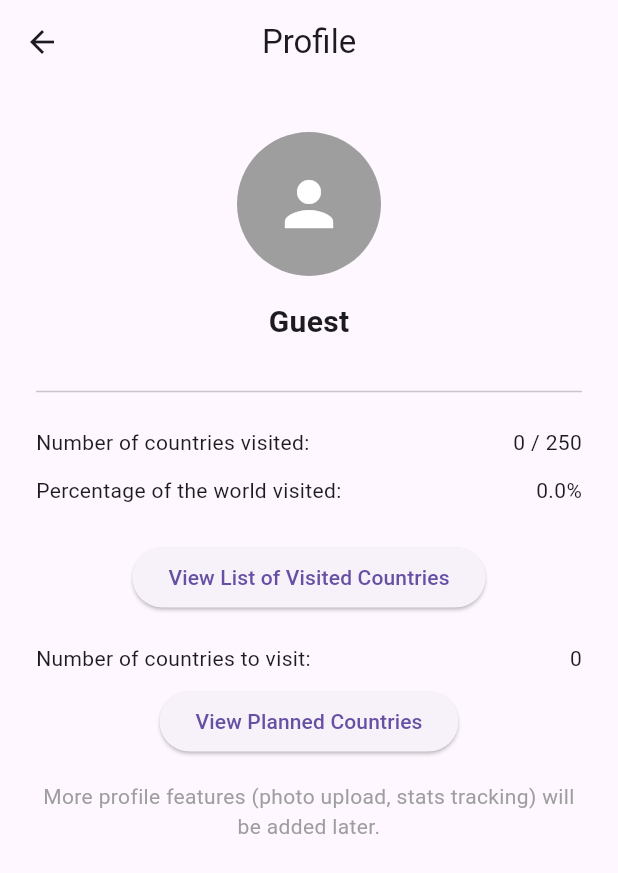
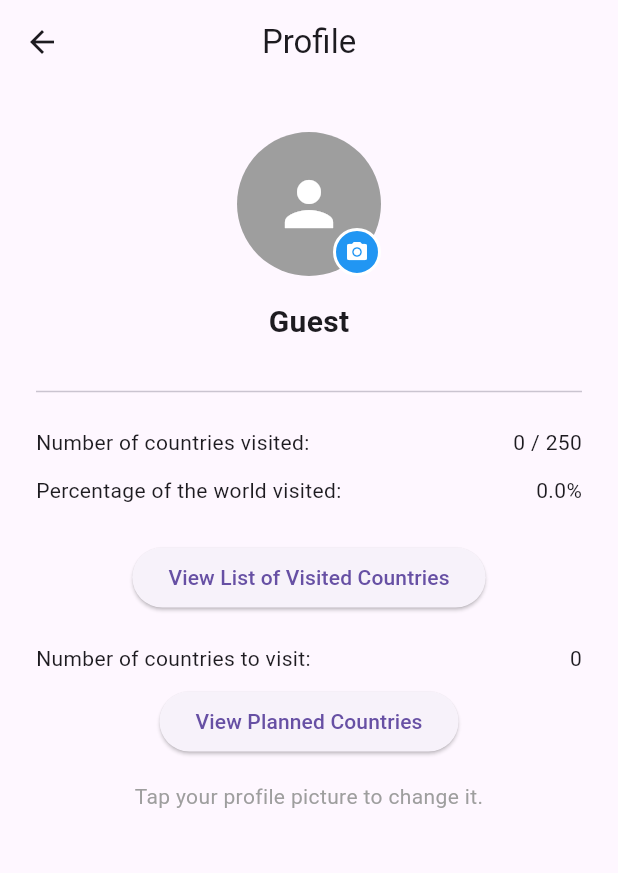
Before and after one commit to SchweizerDiem/WMap, a Flutter app: the ProfilePage screen opened directly, on a phone screen of 412 x 824 dp. Shown: the top 873 px of the screen. Run offline on Flutter 3.47's test engine with Material 3 defaults, Android fonts, the phone set to English and light mode, and no system bars; our stand-ins replace flutter_svg, image_picker; missing offline and left inert: countries_world_map, country_flags; accounts and stored records are empty.

Commit message:
FEAT(profile pic from phone gallery)

```diff
--- a/app/lib/main.dart
+++ b/app/lib/main.dart
@@ -311,7 +311,7 @@ class _HomePageState extends State<HomePage> {
                 child: Column(
                   children: [
                     const Text(
-                      'Choose one or more countries. Selected countries will be highlighted on the map in orange.',
+                      'Choose one or more countries. Selected countries will be highlighted on the map.',
                       style: TextStyle(fontSize: 12),
                     ),
                     const SizedBox(height: 12),
--- a/app/lib/pages/profile.dart
+++ b/app/lib/pages/profile.dart
@@ -1,11 +1,45 @@
 import 'package:flutter/material.dart';
 import 'package:country_flags/country_flags.dart' as country_flags;
+import 'package:image_picker/image_picker.dart';
+import 'dart:io';
 import '../user.dart';
 import '../session_manager.dart';
+import '../profile_manager.dart';
 
-class ProfilePage extends StatelessWidget {
+class ProfilePage extends StatefulWidget {
   final VoidCallback? onBackPressed;
   const ProfilePage({super.key, this.onBackPressed});
+
+  @override
+  State<ProfilePage> createState() => _ProfilePageState();
+}
+
+class _ProfilePageState extends State<ProfilePage> {
+  final ImagePicker _imagePicker = ImagePicker();
+  late ProfileManager _profileManager;
+
+  @override
+  void initState() {
+    super.initState();
+    _profileManager = ProfileManager();
+  }
+
+  Future<void> _pickImageFromGallery() async {
+    try {
+      final XFile? pickedFile = await _imagePicker.pickImage(
+        source: ImageSource.gallery,
+      );
+      if (pickedFile != null) {
+        _profileManager.setProfileImage(File(pickedFile.path));
+      }
+    } catch (e) {
+      if (mounted) {
+        ScaffoldMessenger.of(context).showSnackBar(
+          SnackBar(content: Text('Error picking image: $e')),
+        );
+      }
+    }
+  }
 
   @override
   Widget build(BuildContext context) {
@@ -13,10 +47,10 @@ class ProfilePage extends StatelessWidget {
       appBar: AppBar(
         title: const Text('Profile'),
         centerTitle: true,
-        leading: onBackPressed != null
+        leading: widget.onBackPressed != null
             ? IconButton(
                 icon: const Icon(Icons.arrow_back),
-                onPressed: onBackPressed,
+                onPressed: widget.onBackPressed,
               )
             : null,
       ),
@@ -26,7 +60,45 @@ class ProfilePage extends StatelessWidget {
           crossAxisAlignment: CrossAxisAlignment.center,
           children: [
             const SizedBox(height: 8),
-            // Placeholder for user photo
+            // Profile photo button with camera overlay
+            GestureDetector(
+              onTap: _pickImageFromGallery,
+              child: ValueListenableBuilder<File?>(
+                valueListenable: _profileManager.profileImageNotifier,
+                builder: (context, profileImage, child) {
+                  if (profileImage != null) {
+                    return Stack(
+                      children: [
+                        CircleAvatar(
+                          radius: 48,
+                          backgroundImage: FileImage(profileImage),
+                        ),
+                        Positioned(
+                          bottom: 0,
+                          right: 0,
+                          child: Container(
+                            width: 32,
+                            height: 32,
+                            decoration: BoxDecoration(
+                              color: Colors.blue,
+                              shape: BoxShape.circle,
+                              border: Border.all(
+                                color: Colors.white,
+                                width: 2,
+                              ),
+                            ),
+                            child: const Icon(
+                              Icons.camera_alt,
+                              color: Colors.white,
+                              size: 16,
+                            ),
+                          ),
+                        ),
+                      ],
+                    );
+                  }
+                  return Stack(
+                    children: [
                       const CircleAvatar(
                         radius: 48,
                         backgroundColor: Colors.grey,
@@ -34,6 +106,32 @@ class ProfilePage extends StatelessWidget {
                           Icons.person,
                           size: 48,
                           color: Colors.white,
+                        ),
+                      ),
+                      Positioned(
+                        bottom: 0,
+                        right: 0,
+                        child: Container(
+                          width: 32,
+                          height: 32,
+                          decoration: BoxDecoration(
+                            color: Colors.blue,
+                            shape: BoxShape.circle,
+                            border: Border.all(
+                              color: Colors.white,
+                              width: 2,
+                            ),
+                          ),
+                          child: const Icon(
+                            Icons.camera_alt,
+                            color: Colors.white,
+                            size: 16,
+                          ),
+                        ),
+                      ),
+                    ],
+                  );
+                },
               ),
             ),
             const SizedBox(height: 16),
@@ -116,7 +214,7 @@ class ProfilePage extends StatelessWidget {
             ),
             const SizedBox(height: 16),
             const Text(
-              'More profile features (photo upload, stats tracking) will be added later.',
+              'Tap your profile picture to change it.',
               textAlign: TextAlign.center,
               style: TextStyle(color: Colors.grey),
             ),
--- /dev/null
+++ b/app/lib/profile_manager.dart
@@ -0,0 +1,32 @@
+import 'package:flutter/foundation.dart';
+import 'dart:io';
+
+/// Gerenciador global para dados de perfil do utilizador
+class ProfileManager {
+  static final ProfileManager _instance = ProfileManager._internal();
+
+  factory ProfileManager() {
+    return _instance;
+  }
+
+  ProfileManager._internal() {
+    profileImageNotifier = ValueNotifier<File?>(null);
+  }
+
+  late ValueNotifier<File?> profileImageNotifier;
+
+  /// Atualiza a imagem de perfil
+  void setProfileImage(File imageFile) {
+    profileImageNotifier.value = imageFile;
+  }
+
+  /// Obtém a imagem de perfil
+  File? getProfileImage() {
+    return profileImageNotifier.value;
+  }
+
+  /// Limpa a imagem de perfil
+  void clearProfileImage() {
+    profileImageNotifier.value = null;
+  }
+}
--- a/app/pubspec.yaml
+++ b/app/pubspec.yaml
@@ -36,6 +36,7 @@ dependencies:
   cupertino_icons: ^1.0.8
   countries_world_map: ^1.3.0
   country_flags: ^2.0.2
+  image_picker: ^1.2.1
 
 dev_dependencies:
   flutter_test:
```
Also changed, not shown: app/pubspec.lock, 5 other files. Lines whose indentation alone changed are shown as unchanged.
